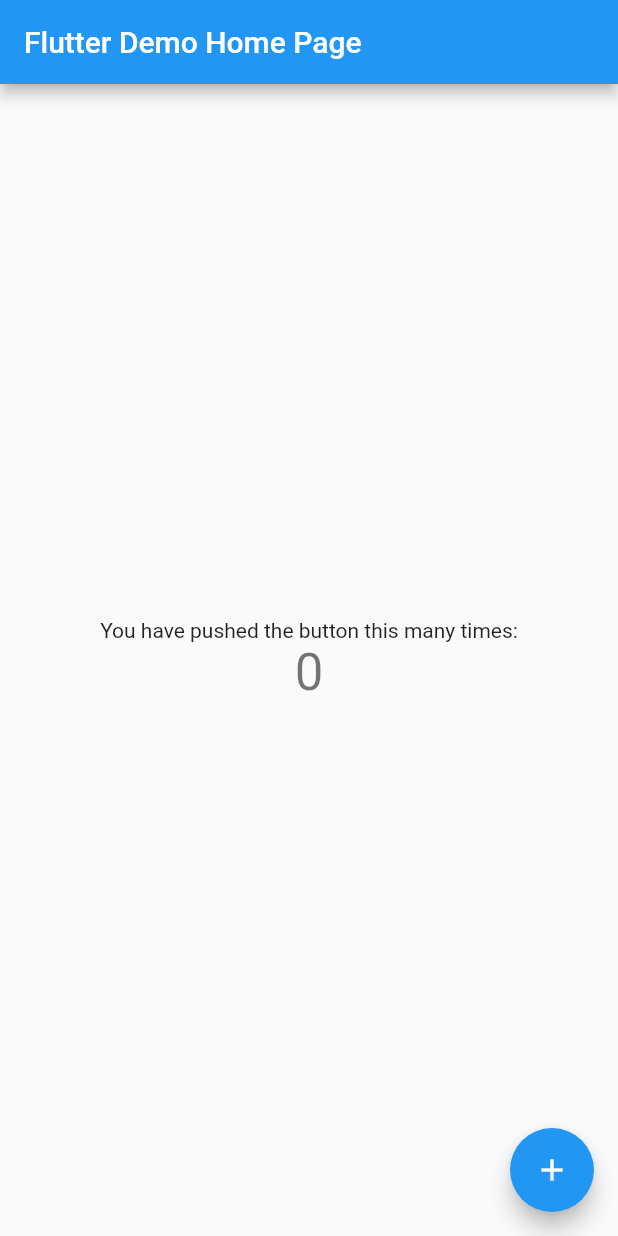
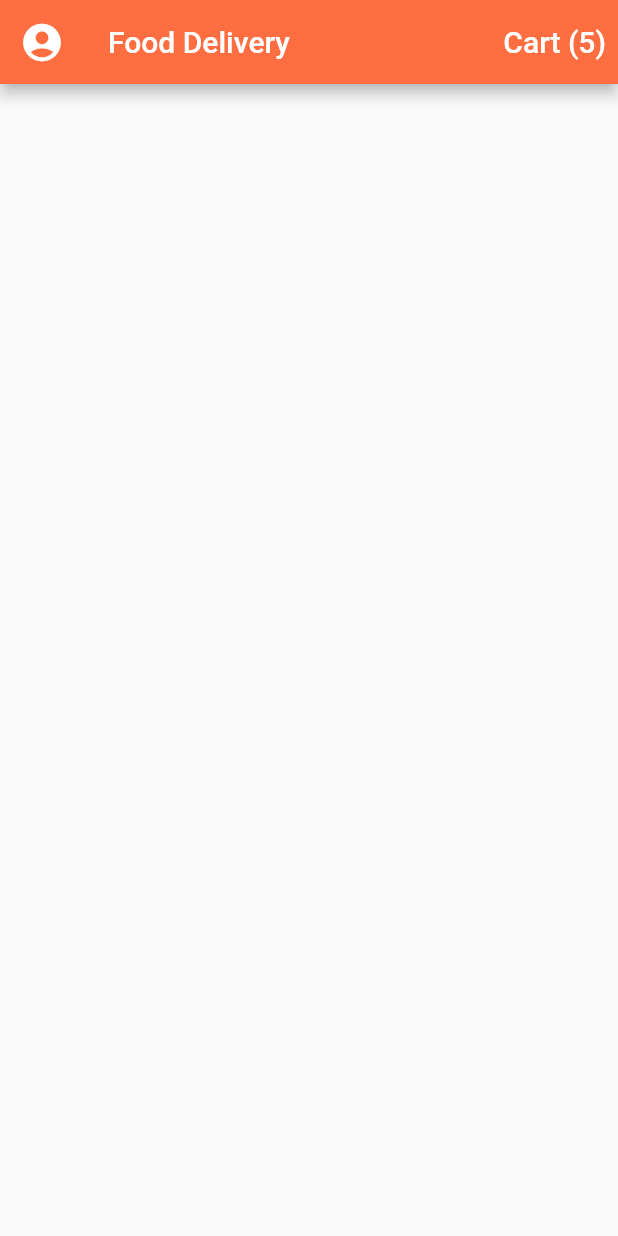
Before and after one commit to sittaung69/food_delivery_ui_flutter, a Flutter app: the screen it shows after launch, on a phone screen of 412 x 824 dp. Run offline on Flutter 3.47's test engine with Material 2 defaults, Android fonts, the phone set to English and light mode, and no system bars.

Commit message:
Home Screen App Bar

```diff
--- a/lib/main.dart
+++ b/lib/main.dart
@@ -1,4 +1,5 @@
 import 'package:flutter/material.dart';
+import 'package:food_delivery_ui_flutter/screens/home_screen.dart';
 
 void main() {
   runApp(MyApp());
@@ -9,105 +10,13 @@ class MyApp extends StatelessWidget {
   @override
   Widget build(BuildContext context) {
     return MaterialApp(
-      title: 'Flutter Demo',
+      title: 'Food Delivery UI Flutter',
+      debugShowCheckedModeBanner: false,
       theme: ThemeData(
-        // This is the theme of your application.
-        //
-        // Try running your application with "flutter run". You'll see the
-        // application has a blue toolbar. Then, without quitting the app, try
-        // changing the primarySwatch below to Colors.green and then invoke
-        // "hot reload" (press "r" in the console where you ran "flutter run",
-        // or simply save your changes to "hot reload" in a Flutter IDE).
-        // Notice that the counter didn't reset back to zero; the application
-        // is not restarted.
-        primarySwatch: Colors.blue,
+        scaffoldBackgroundColor: Colors.grey[50],
+        primaryColor: Colors.deepOrangeAccent,
       ),
-      home: MyHomePage(title: 'Flutter Demo Home Page'),
+      home: HomeScreen(),
     );
   }
 }
-
-class MyHomePage extends StatefulWidget {
-  MyHomePage({Key key, this.title}) : super(key: key);
-
-  // This widget is the home page of your application. It is stateful, meaning
-  // that it has a State object (defined below) that contains fields that affect
-  // how it looks.
-
-  // This class is the configuration for the state. It holds the values (in this
-  // case the title) provided by the parent (in this case the App widget) and
-  // used by the build method of the State. Fields in a Widget subclass are
-  // always marked "final".
-
-  final String title;
-
-  @override
-  _MyHomePageState createState() => _MyHomePageState();
-}
-
-class _MyHomePageState extends State<MyHomePage> {
-  int _counter = 0;
-
-  void _incrementCounter() {
-    setState(() {
-      // This call to setState tells the Flutter framework that something has
-      // changed in this State, which causes it to rerun the build method below
-      // so that the display can reflect the updated values. If we changed
-      // _counter without calling setState(), then the build method would not be
-      // called again, and so nothing would appear to happen.
-      _counter++;
-    });
-  }
-
-  @override
-  Widget build(BuildContext context) {
-    // This method is rerun every time setState is called, for instance as done
-    // by the _incrementCounter method above.
-    //
-    // The Flutter framework has been optimized to make rerunning build methods
-    // fast, so that you can just rebuild anything that needs updating rather
-    // than having to individually change instances of widgets.
-    return Scaffold(
-      appBar: AppBar(
-        // Here we take the value from the MyHomePage object that was created by
-        // the App.build method, and use it to set our appbar title.
-        title: Text(widget.title),
-      ),
-      body: Center(
-        // Center is a layout widget. It takes a single child and positions it
-        // in the middle of the parent.
-        child: Column(
-          // Column is also a layout widget. It takes a list of children and
-          // arranges them vertically. By default, it sizes itself to fit its
-          // children horizontally, and tries to be as tall as its parent.
-          //
-          // Invoke "debug painting" (press "p" in the console, choose the
-          // "Toggle Debug Paint" action from the Flutter Inspector in Android
-          // Studio, or the "Toggle Debug Paint" command in Visual Studio Code)
-          // to see the wireframe for each widget.
-          //
-          // Column has various properties to control how it sizes itself and
-          // how it positions its children. Here we use mainAxisAlignment to
-          // center the children vertically; the main axis here is the vertical
-          // axis because Columns are vertical (the cross axis would be
-          // horizontal).
-          mainAxisAlignment: MainAxisAlignment.center,
-          children: <Widget>[
-            Text(
-              'You have pushed the button this many times:',
-            ),
-            Text(
-              '$_counter',
-              style: Theme.of(context).textTheme.headline4,
-            ),
-          ],
-        ),
-      ),
-      floatingActionButton: FloatingActionButton(
-        onPressed: _incrementCounter,
-        tooltip: 'Increment',
-        child: Icon(Icons.add),
-      ), // This trailing comma makes auto-formatting nicer for build methods.
-    );
-  }
-}
--- /dev/null
+++ b/lib/screens/home_screen.dart
@@ -0,0 +1,35 @@
+import 'package:flutter/material.dart';
+import 'package:food_delivery_ui_flutter/data/data.dart';
+
+class HomeScreen extends StatefulWidget {
+  @override
+  _HomeScreenState createState() => _HomeScreenState();
+}
+
+class _HomeScreenState extends State<HomeScreen> {
+  @override
+  Widget build(BuildContext context) {
+    return Scaffold(
+      appBar: AppBar(
+        leading: IconButton(
+          icon: Icon(Icons.account_circle),
+          iconSize: 30.0,
+          onPressed: () {},
+        ),
+        title: Text('Food Delivery'),
+        actions: <Widget>[
+          TextButton(
+            child: Text(
+              'Cart (${currentUser.cart.length})',
+              style: TextStyle(
+                color: Colors.white,
+                fontSize: 20.0,
+              ),
+            ),
+            onPressed: () {},
+          ),
+        ],
+      ),
+    );
+  }
+}
```
